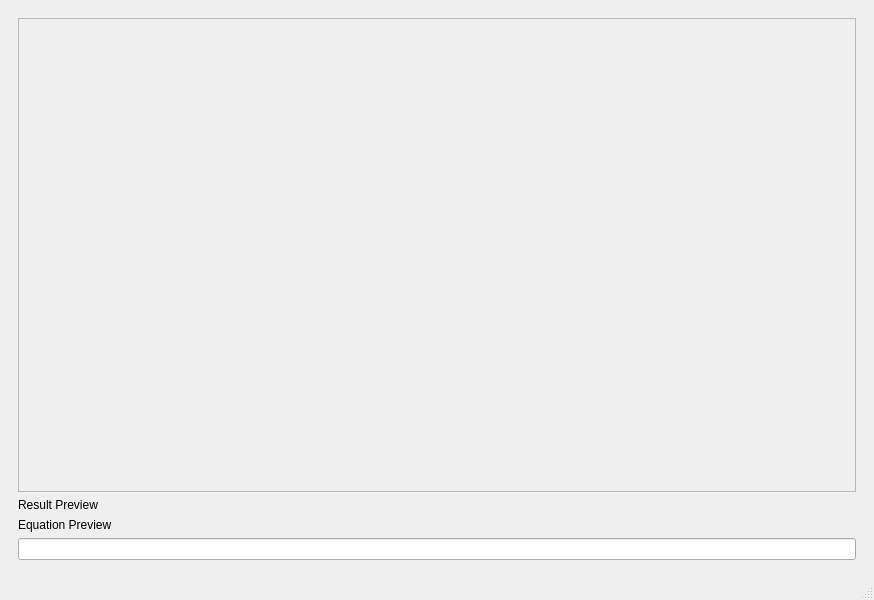
This is src/app/mainwindow.ui in EllarBooher/CalQ as Qt 5 draws it before an edit. The edited form follows.
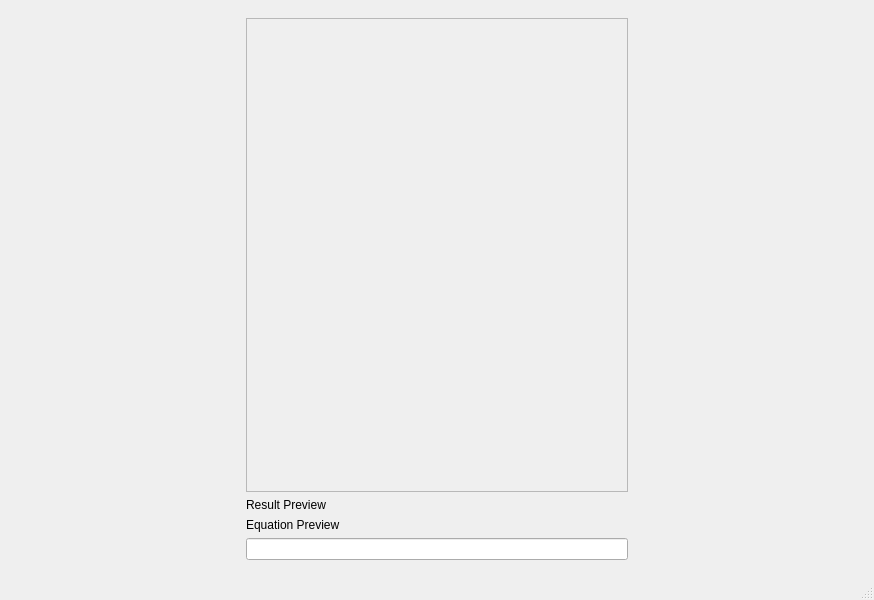
This is the edited form.

The edit to the form file:
```diff
--- a/src/app/mainwindow.ui
+++ b/src/app/mainwindow.ui
@@ -20,6 +20,18 @@
    <layout class="QHBoxLayout" name="horizontalLayout">
     <item>
      <widget class="QWidget" name="console" native="true">
+      <property name="sizePolicy">
+       <sizepolicy hsizetype="Fixed" vsizetype="Preferred">
+        <horstretch>0</horstretch>
+        <verstretch>0</verstretch>
+       </sizepolicy>
+      </property>
+      <property name="minimumSize">
+       <size>
+        <width>400</width>
+        <height>0</height>
+       </size>
+      </property>
       <layout class="QVBoxLayout" name="verticalLayout">
        <item>
         <widget class="QListView" name="history">
```
Left out of the diff: 4 changed lines with no effect on the pictures.
